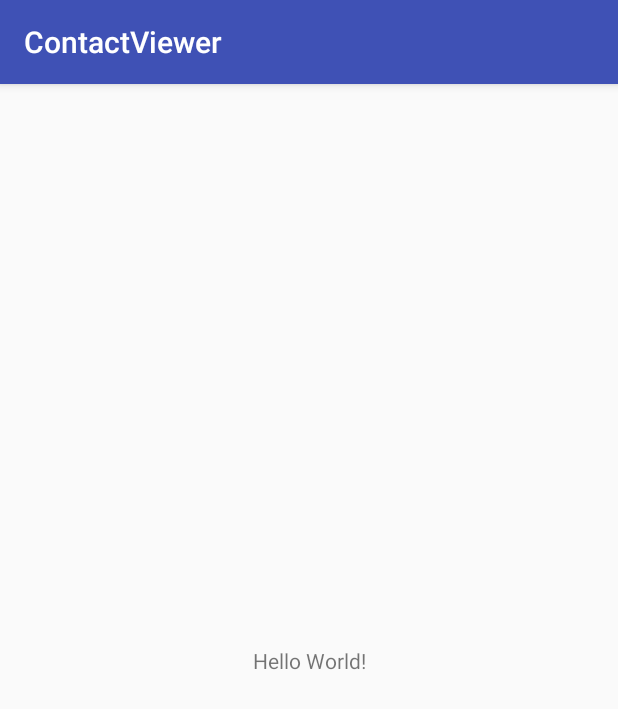
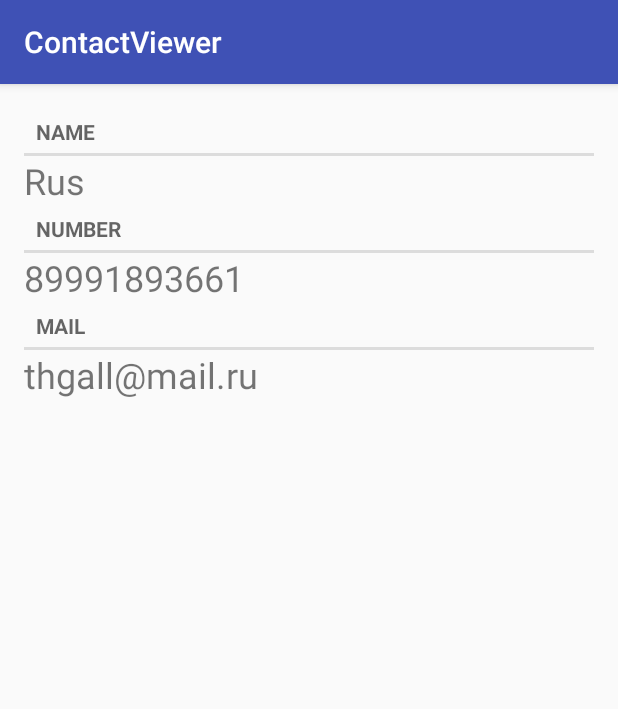
Before and after one commit to gallko/learnAndriod1, an Android app: the screen it shows after launch (MainActivity), on a phone screen of 412 x 824 dp. Shown: the top 709 px of the screen. Run offline under Robolectric (Android 15) with nearby library versions, the phone set to English and light mode, and no system bars.

Commit message:
one fragment: full contact

```diff
--- /dev/null
+++ b/app/src/main/java/gluk/learning/rus/contactviewer/Contact.java
@@ -0,0 +1,33 @@
+package gluk.learning.rus.contactviewer;
+
+import java.util.UUID;
+
+public class Contact {
+    private UUID mId;
+    private String mName;
+    private String mNumber;
+    private String mMail;
+
+    public Contact() {
+        mId = UUID.randomUUID();
+        mName = "Rus";
+        mNumber = "89991893661";
+        mMail = "thgall@mail.ru";
+    }
+
+    public UUID getId() {
+        return mId;
+    }
+
+    public String getName() {
+        return mName;
+    }
+
+    public String getNumber() {
+        return mNumber;
+    }
+
+    public String getMail() {
+        return mMail;
+    }
+}
--- /dev/null
+++ b/app/src/main/java/gluk/learning/rus/contactviewer/ContactFragment.java
@@ -0,0 +1,40 @@
+package gluk.learning.rus.contactviewer;
+
+import android.os.Bundle;
+import android.support.annotation.NonNull;
+import android.support.annotation.Nullable;
+import android.support.v4.app.Fragment;
+import android.view.LayoutInflater;
+import android.view.View;
+import android.view.ViewGroup;
+import android.widget.TextView;
+
+public class ContactFragment extends Fragment {
+    private Contact mContact;
+    private TextView mContactName;
+    private TextView mContactNumber;
+    private TextView mContactMail;
+    @Override
+    public void onCreate(@Nullable Bundle savedInstanceState) {
+        super.onCreate(savedInstanceState);
+        mContact = new Contact();
+    }
+
+    @Nullable
+    @Override
+    public View onCreateView(@NonNull LayoutInflater inflater, @Nullable ViewGroup container, @Nullable Bundle savedInstanceState) {
+        View v = inflater.inflate(R.layout.fragment_fullcontact, container, false);
+
+        mContactName = v.findViewById(R.id.viewContactName);
+        mContactName.setText(mContact.getName());
+
+        mContactNumber = v.findViewById(R.id.viewContactNumber);
+        mContactNumber.setText(mContact.getNumber());
+
+        mContactMail = v.findViewById(R.id.viewContactMail);
+        mContactMail.setText(mContact.getMail());
+
+
+        return v;
+    }
+}
--- a/app/src/main/java/gluk/learning/rus/contactviewer/MainActivity.java
+++ b/app/src/main/java/gluk/learning/rus/contactviewer/MainActivity.java
@@ -1,5 +1,7 @@
 package gluk.learning.rus.contactviewer;
 
+import android.support.v4.app.Fragment;
+import android.support.v4.app.FragmentManager;
 import android.support.v7.app.AppCompatActivity;
 import android.os.Bundle;
 
@@ -9,5 +11,15 @@ public class MainActivity extends AppCompatActivity {
     protected void onCreate(Bundle savedInstanceState) {
         super.onCreate(savedInstanceState);
         setContentView(R.layout.activity_main);
+
+        FragmentManager fm = getSupportFragmentManager();
+        Fragment fragment = fm.findFragmentById(R.id.fragment_container);
+
+        if (fragment == null) {
+            fragment = new ContactFragment();
+            fm.beginTransaction().
+                    add(R.id.fragment_container, fragment).
+                    commit();
+        }
     }
 }
--- a/app/src/main/res/layout/activity_main.xml
+++ b/app/src/main/res/layout/activity_main.xml
@@ -1,18 +1,10 @@
 <?xml version="1.0" encoding="utf-8"?>
-<android.support.constraint.ConstraintLayout xmlns:android="http://schemas.android.com/apk/res/android"
+<FrameLayout xmlns:android="http://schemas.android.com/apk/res/android"
     xmlns:app="http://schemas.android.com/apk/res-auto"
     xmlns:tools="http://schemas.android.com/tools"
     android:layout_width="match_parent"
     android:layout_height="match_parent"
+    android:id="@+id/fragment_container"
     tools:context=".MainActivity">
 
-    <TextView
-        android:layout_width="wrap_content"
-        android:layout_height="wrap_content"
-        android:text="Hello World!"
-        app:layout_constraintBottom_toBottomOf="parent"
-        app:layout_constraintLeft_toLeftOf="parent"
-        app:layout_constraintRight_toRightOf="parent"
-        app:layout_constraintTop_toTopOf="parent" />
-
-</android.support.constraint.ConstraintLayout>
+</FrameLayout>
--- /dev/null
+++ b/app/src/main/res/layout/fragment_fullcontact.xml
@@ -0,0 +1,48 @@
+<?xml version="1.0" encoding="utf-8"?>
+<LinearLayout
+    xmlns:android="http://schemas.android.com/apk/res/android"
+    xmlns:tools="http://schemas.android.com/tools"
+    android:layout_width="match_parent"
+    android:layout_height="match_parent"
+    android:layout_margin="16dp"
+    android:orientation="vertical">
+
+    <TextView
+        style="?android:listSeparatorTextViewStyle"
+        android:layout_width="match_parent"
+        android:layout_height="wrap_content"
+        android:text="@string/contact_title_name"/>
+
+    <TextView
+        android:id="@+id/viewContactName"
+        android:layout_width="match_parent"
+        android:layout_height="wrap_content"
+        android:hint="@string/contact_title_name"
+        android:textSize="24sp" />
+
+    <TextView
+        style="?android:listSeparatorTextViewStyle"
+        android:layout_width="match_parent"
+        android:layout_height="wrap_content"
+        android:text="@string/contact_title_number"/>
+
+    <TextView
+        android:id="@+id/viewContactNumber"
+        android:layout_width="match_parent"
+        android:layout_height="wrap_content"
+        android:hint="@string/contact_title_number"
+        android:textSize="24sp" />
+
+    <TextView
+        style="?android:listSeparatorTextViewStyle"
+        android:layout_width="match_parent"
+        android:layout_height="wrap_content"
+        android:text="@string/contact_title_mail"/>
+
+    <TextView
+        android:id="@+id/viewContactMail"
+        android:layout_width="match_parent"
+        android:layout_height="wrap_content"
+        android:hint="@string/contact_title_mail"
+        android:textSize="24sp" />
+</LinearLayout>
--- a/app/src/main/res/values/strings.xml
+++ b/app/src/main/res/values/strings.xml
@@ -1,3 +1,6 @@
 <resources>
     <string name="app_name">ContactViewer</string>
+    <string name="contact_title_name">Name</string>
+    <string name="contact_title_number">Number</string>
+    <string name="contact_title_mail">Mail</string>
 </resources>
```
